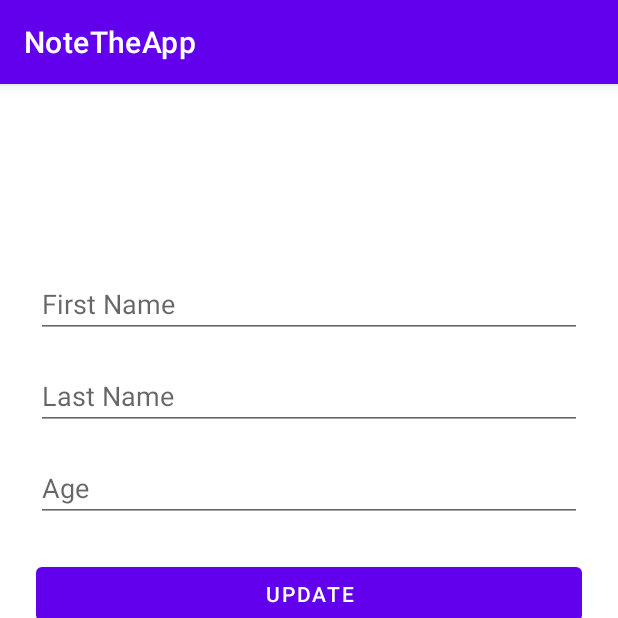
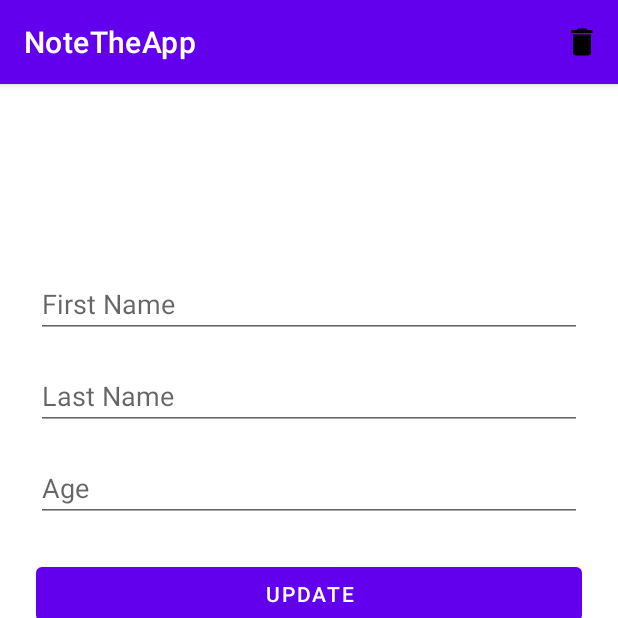
Before and after one commit to mahdiandrovo/NoteTheApp, an Android app: the fragment UpdateFragment placed in its activity, on a phone screen of 412 x 824 dp, the top half of it. Run offline under Robolectric (Android 15) with nearby library versions, the phone set to English and light mode, and no system bars; our stand-ins replace Room's generated code, navigation-ui; 11 statements that could not run were skipped.

Commit message:
delete data in room database done

```diff
--- a/app/src/main/java/com/drovo/notetheapp/MainActivity.kt
+++ b/app/src/main/java/com/drovo/notetheapp/MainActivity.kt
@@ -2,14 +2,27 @@ package com.drovo.notetheapp
 
 import androidx.appcompat.app.AppCompatActivity
 import android.os.Bundle
+import android.util.Log
+import android.view.Menu
+import android.view.MenuItem
+import android.widget.Toast
+import androidx.navigation.NavController
 import androidx.navigation.findNavController
+import androidx.navigation.fragment.NavHostFragment
 import androidx.navigation.ui.setupActionBarWithNavController
 
 class MainActivity : AppCompatActivity() {
+
+    private lateinit var navController: NavController
+
     override fun onCreate(savedInstanceState: Bundle?) {
         super.onCreate(savedInstanceState)
         setContentView(R.layout.activity_main)
 
+
     }
 
+
+
+
 }
--- a/app/src/main/java/com/drovo/notetheapp/data/UserDao.kt
+++ b/app/src/main/java/com/drovo/notetheapp/data/UserDao.kt
@@ -19,4 +19,10 @@ interface UserDao {
 
     @Update
     suspend fun updateUser(user: User)
+
+    @Delete
+    suspend fun deleteUser(user: User)
+
+    @Query("DELETE FROM user_table")
+    suspend fun deleteAllUsers()
 }
--- a/app/src/main/java/com/drovo/notetheapp/fragments/list/ListFragment.kt
+++ b/app/src/main/java/com/drovo/notetheapp/fragments/list/ListFragment.kt
@@ -1,10 +1,10 @@
 package com.drovo.notetheapp.fragments.list
 
+import android.app.AlertDialog
 import android.os.Bundle
+import android.view.*
+import android.widget.Toast
 import androidx.fragment.app.Fragment
-import android.view.LayoutInflater
-import android.view.View
-import android.view.ViewGroup
 import androidx.lifecycle.Observer
 import androidx.lifecycle.ViewModelProvider
 import androidx.navigation.fragment.findNavController
@@ -19,7 +19,7 @@ class ListFragment : Fragment() {
     override fun onCreateView(
         inflater: LayoutInflater, container: ViewGroup?,
         savedInstanceState: Bundle?
-    ): View? {
+    ): View {
         // Inflate the layout for this fragment
         binding = FragmentListBinding.inflate(inflater, container, false)
 
@@ -36,8 +36,37 @@ class ListFragment : Fragment() {
         binding.floatingActionButton.setOnClickListener {
             findNavController().navigate(R.id.action_listFragment_to_addFragment)
         }
+
+        setHasOptionsMenu(true)
+
         return binding.root
 
     }
 
+    override fun onCreateOptionsMenu(menu: Menu, inflater: MenuInflater) {
+        inflater.inflate(R.menu.delete_menu, menu)
+    }
+
+    override fun onOptionsItemSelected(item: MenuItem): Boolean {
+        if (item.itemId == R.id.menu_delete){
+            deleteAllUser()
+        }
+        return super.onOptionsItemSelected(item)
+    }
+
+    private fun deleteAllUser() {
+        val builder = AlertDialog.Builder(requireContext())
+        builder.setPositiveButton("Yes"){_, _ ->
+            userViewModel.deleteAllUsers()
+            Toast.makeText(requireContext(), "all users deleted", Toast.LENGTH_SHORT).show()
+        }
+        builder.setNegativeButton("No"){_, _ ->
+
+        }
+
+        builder.setTitle("Delete all user?")
+        builder.setMessage("Are you sure want to delete all the record?")
+        builder.create().show()
+    }
+
 }
--- a/app/src/main/java/com/drovo/notetheapp/fragments/update/UpdateFragment.kt
+++ b/app/src/main/java/com/drovo/notetheapp/fragments/update/UpdateFragment.kt
@@ -1,11 +1,11 @@
 package com.drovo.notetheapp.fragments.update
 
+import android.app.AlertDialog
 import android.os.Bundle
 import android.text.TextUtils
+import android.util.Log
+import android.view.*
 import androidx.fragment.app.Fragment
-import android.view.LayoutInflater
-import android.view.View
-import android.view.ViewGroup
 import android.widget.Toast
 import androidx.lifecycle.ViewModelProvider
 import androidx.navigation.fragment.findNavController
@@ -25,10 +25,14 @@ class UpdateFragment : Fragment() {
     lateinit var binding: FragmentUpdateBinding
     lateinit var userViewModel: UserViewModel
 
+    override fun onCreate(savedInstanceState: Bundle?) {
+        super.onCreate(savedInstanceState)
+    }
+
     override fun onCreateView(
         inflater: LayoutInflater, container: ViewGroup?,
         savedInstanceState: Bundle?
-    ): View? {
+    ): View {
         userViewModel = ViewModelProvider(this).get(UserViewModel::class.java)
 
         binding = FragmentUpdateBinding.inflate(inflater, container, false)
@@ -40,6 +44,8 @@ class UpdateFragment : Fragment() {
         binding.updateBtn.setOnClickListener {
             updateItem()
         }
+
+        setHasOptionsMenu(true)
 
         return binding.root
     }
@@ -65,4 +71,33 @@ class UpdateFragment : Fragment() {
         return !(TextUtils.isEmpty(firstName) || TextUtils.isEmpty(lastName) || TextUtils.isEmpty(age))
     }
 
+
+    override fun onCreateOptionsMenu(menu: Menu, inflater: MenuInflater) {
+        inflater.inflate(R.menu.delete_menu, menu)
+    }
+
+    override fun onOptionsItemSelected(item: MenuItem): Boolean {
+        if (item.itemId == R.id.menu_delete){
+            deleteUser()
+        }
+        return super.onOptionsItemSelected(item)
+    }
+
+    private fun deleteUser() {
+        val builder = AlertDialog.Builder(requireContext())
+        builder.setPositiveButton("Yes"){_, _ ->
+            userViewModel.deleteUser(args.currentUser)
+            Toast.makeText(requireContext(), "user deleted", Toast.LENGTH_SHORT).show()
+            findNavController().navigate(R.id.action_updateFragment_to_listFragment)
+        }
+        builder.setNegativeButton("No"){_, _ ->
+
+        }
+
+        builder.setTitle("Delete ${args.currentUser.firstName}")
+        builder.setMessage("Are you sure want to delete the record?")
+        builder.create().show()
+    }
+
+
 }
--- /dev/null
+++ b/app/src/main/res/drawable/ic_delete.xml
@@ -0,0 +1,5 @@
+<vector android:height="24dp" android:tint="#000000"
+    android:viewportHeight="24" android:viewportWidth="24"
+    android:width="24dp" xmlns:android="http://schemas.android.com/apk/res/android">
+    <path android:fillColor="@android:color/white" android:pathData="M6,19c0,1.1 0.9,2 2,2h8c1.1,0 2,-0.9 2,-2V7H6v12zM19,4h-3.5l-1,-1h-5l-1,1H5v2h14V4z"/>
+</vector>
--- /dev/null
+++ b/app/src/main/res/menu/delete_menu.xml
@@ -0,0 +1,9 @@
+<?xml version="1.0" encoding="utf-8"?>
+<menu xmlns:android="http://schemas.android.com/apk/res/android"
+    xmlns:app="http://schemas.android.com/apk/res-auto">
+    <item android:id="@+id/menu_delete"
+        android:title="Delete"
+        android:iconTint="@color/white"
+        android:icon="@drawable/ic_delete"
+        app:showAsAction="ifRoom"/>
+</menu>
```
Also changed, not shown: app/src/main/java/com/drovo/notetheapp/repository/UserRepository.kt (+8 -0 lines), app/src/main/java/com/drovo/notetheapp/viewmodel/UserViewModel.kt (+12 -0 lines).
